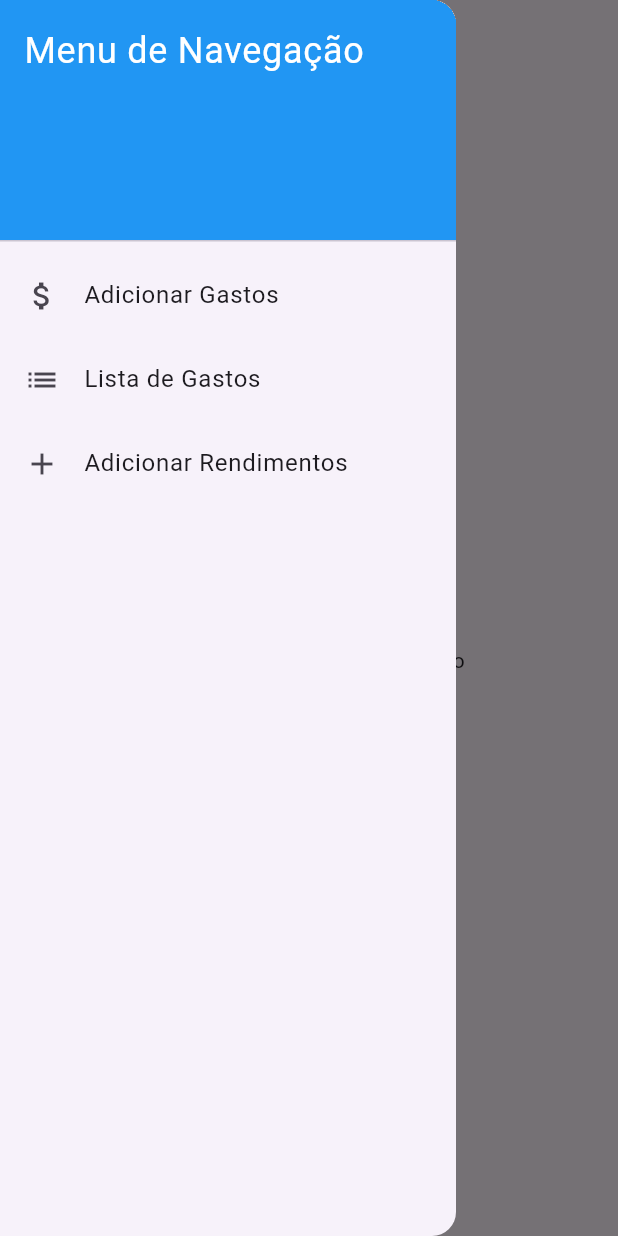
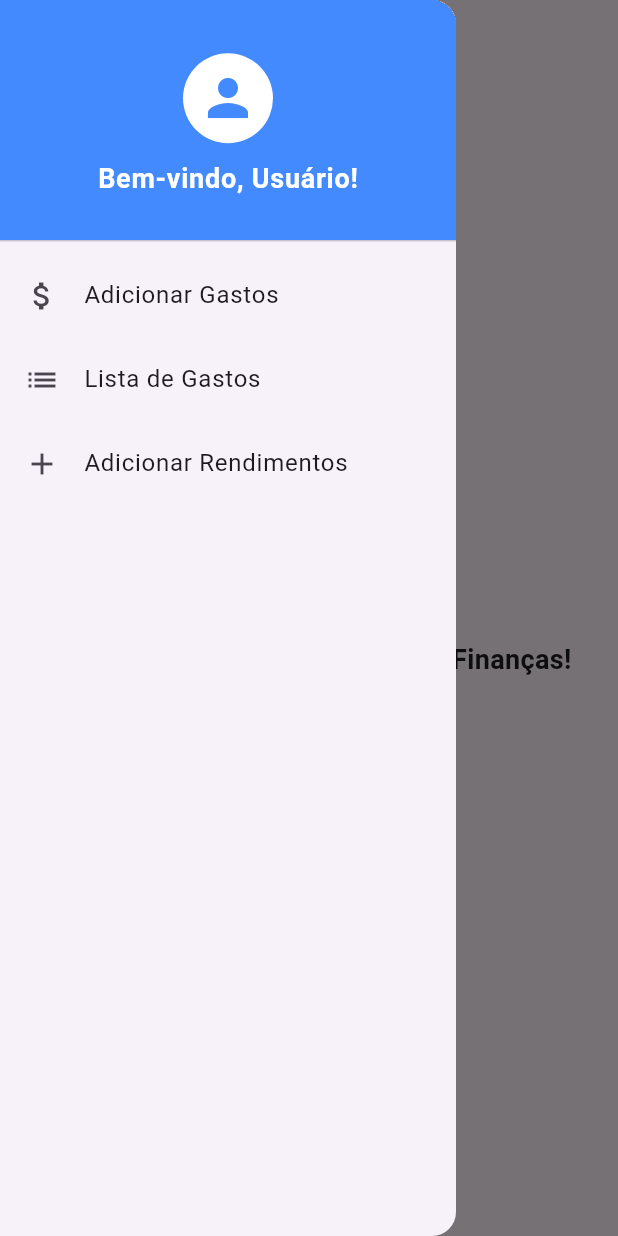
Before and after one commit to Redoze/ESSI3-2024.1, a Flutter app: the screen it shows after launch, with the side drawer open, on a phone screen of 412 x 824 dp. Run offline on Flutter 3.47's test engine with Material 3 defaults, Android fonts, the phone set to English and light mode, and no system bars; our stand-ins replace shared_preferences.

Commit message:
att home

```diff
--- a/lib/pages/home_page.dart
+++ b/lib/pages/home_page.dart
@@ -1,6 +1,4 @@
 import 'package:flutter/material.dart';
-import './rendimento_page.dart';
-
 
 class HomePage extends StatefulWidget {
   @override
@@ -14,21 +12,44 @@ class _HomePageState extends State<HomePage> {
   Widget build(BuildContext context) {
     return Scaffold(
       appBar: AppBar(
-        title: Text('Aplicativo de Finanças'),
+        title: Text(
+          'Finanças',
+          textAlign: TextAlign.center,
+          style: TextStyle(
+            fontSize: 24,
+            fontWeight: FontWeight.bold,
+            color: const Color.fromARGB(255, 0, 0, 0),
           ),
-      drawer: Drawer( // Adicionando o Drawer para navegação
+        ),
+        centerTitle: true, // Centraliza o título na AppBar
+      ),
+      drawer: Drawer(
         child: ListView(
           padding: EdgeInsets.zero,
           children: <Widget>[
             DrawerHeader(
               decoration: BoxDecoration(
-                color: Colors.blue,
+                color: Colors.blueAccent,
               ),
-              child: Text(
-                'Menu de Navegação',
+              child: Center(
+                child: Column(
+                  mainAxisAlignment: MainAxisAlignment.center,
+                  children: [
+                    CircleAvatar(
+                      radius: 30,
+                      backgroundColor: const Color.fromARGB(255, 255, 255, 255),
+                      child: Icon(Icons.person, size: 40, color: Colors.blueAccent),
+                    ),
+                    SizedBox(height: 10),
+                    Text(
+                      'Bem-vindo, Usuário!',
                       style: TextStyle(
-                  color: Colors.white,
-                  fontSize: 24,
+                        color: const Color.fromARGB(255, 255, 255, 255),
+                        fontSize: 18,
+                        fontWeight: FontWeight.bold,
+                      ),
+                    ),
+                  ],
                 ),
               ),
             ),
@@ -59,14 +80,32 @@ class _HomePageState extends State<HomePage> {
       body: Padding(
         padding: const EdgeInsets.all(16.0),
         child: rendimentos.isEmpty
-            ? Center(child: Text('Nenhum rendimento cadastrado'))
+            ? Center(
+                child: Text(
+                  'Seja bem-vindo ao aplicativo de Finanças!',
+                  style: TextStyle(
+                    fontSize: 18,
+                    fontWeight: FontWeight.bold,
+                  ),
+                ),
+              )
             : ListView.builder(
                 itemCount: rendimentos.length,
                 itemBuilder: (context, index) {
                   final rendimento = rendimentos[index];
-                  return ListTile(
-                    title: Text(rendimento['fonte']),
-                    subtitle: Text('Valor: R\$ ${rendimento['valor'].toStringAsFixed(2)}'),
+                  return Card(
+                    margin: EdgeInsets.symmetric(vertical: 8),
+                    elevation: 5,
+                    child: ListTile(
+                      contentPadding: EdgeInsets.all(16),
+                      title: Text(
+                        rendimento['fonte'],
+                        style: TextStyle(fontSize: 18, fontWeight: FontWeight.bold),
+                      ),
+                      subtitle: Text(
+                        'Valor: R\$ ${rendimento['valor'].toStringAsFixed(2)}',
+                        style: TextStyle(fontSize: 16),
+                      ),
                       trailing: IconButton(
                         icon: Icon(Icons.edit),
                         onPressed: () {
@@ -83,6 +122,7 @@ class _HomePageState extends State<HomePage> {
                           });
                         },
                       ),
+                    ),
                   );
                 },
               ),
```
Also changed, not shown: 1 other file. Lines whose indentation alone changed are shown as unchanged.
